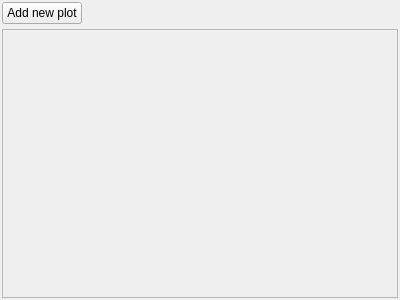
Old version of the form ui/plot_editor_widget.ui in the repository zkovari/plotlyst.
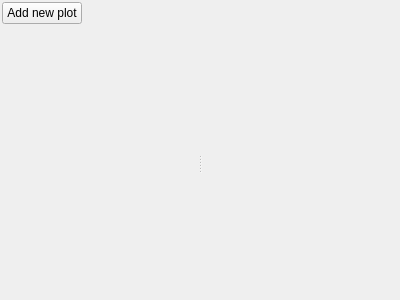
New version of the form.

```diff
--- a/ui/plot_editor_widget.ui
+++ b/ui/plot_editor_widget.ui
@@ -19,9 +19,9 @@
   <property name="windowTitle">
    <string>Form</string>
   </property>
-  <layout class="QVBoxLayout" name="verticalLayout">
+  <layout class="QVBoxLayout" name="verticalLayout_3">
    <property name="spacing">
-    <number>5</number>
+    <number>3</number>
    </property>
    <property name="leftMargin">
     <number>2</number>
@@ -58,25 +58,53 @@
     </widget>
    </item>
    <item>
-    <widget class="QScrollArea" name="scrollArea">
-     <property name="widgetResizable">
-      <bool>true</bool>
+    <widget class="QSplitter" name="splitter">
+     <property name="orientation">
+      <enum>Qt::Horizontal</enum>
      </property>
-     <widget class="QWidget" name="scrollAreaWidgetContents">
-      <property name="geometry">
-       <rect>
-        <x>0</x>
-        <y>0</y>
-        <width>386</width>
-        <height>267</height>
-       </rect>
-      </property>
+     <widget class="QWidget" name="wdgPlotListParent" native="true">
+      <layout class="QVBoxLayout" name="verticalLayout">
+       <property name="spacing">
+        <number>0</number>
+       </property>
+       <property name="leftMargin">
+        <number>0</number>
+       </property>
+       <property name="topMargin">
+        <number>0</number>
+       </property>
+       <property name="rightMargin">
+        <number>0</number>
+       </property>
+       <property name="bottomMargin">
+        <number>0</number>
+       </property>
+      </layout>
+     </widget>
+     <widget class="QWidget" name="wdgPlostEditorParent" native="true">
       <property name="sizePolicy">
-       <sizepolicy hsizetype="Preferred" vsizetype="Expanding">
+       <sizepolicy hsizetype="Expanding" vsizetype="Preferred">
         <horstretch>0</horstretch>
         <verstretch>0</verstretch>
        </sizepolicy>
       </property>
+      <layout class="QVBoxLayout" name="verticalLayout_2">
+       <property name="spacing">
+        <number>0</number>
+       </property>
+       <property name="leftMargin">
+        <number>0</number>
+       </property>
+       <property name="topMargin">
+        <number>0</number>
+       </property>
+       <property name="rightMargin">
+        <number>0</number>
+       </property>
+       <property name="bottomMargin">
+        <number>0</number>
+       </property>
+      </layout>
      </widget>
     </widget>
    </item>
```
